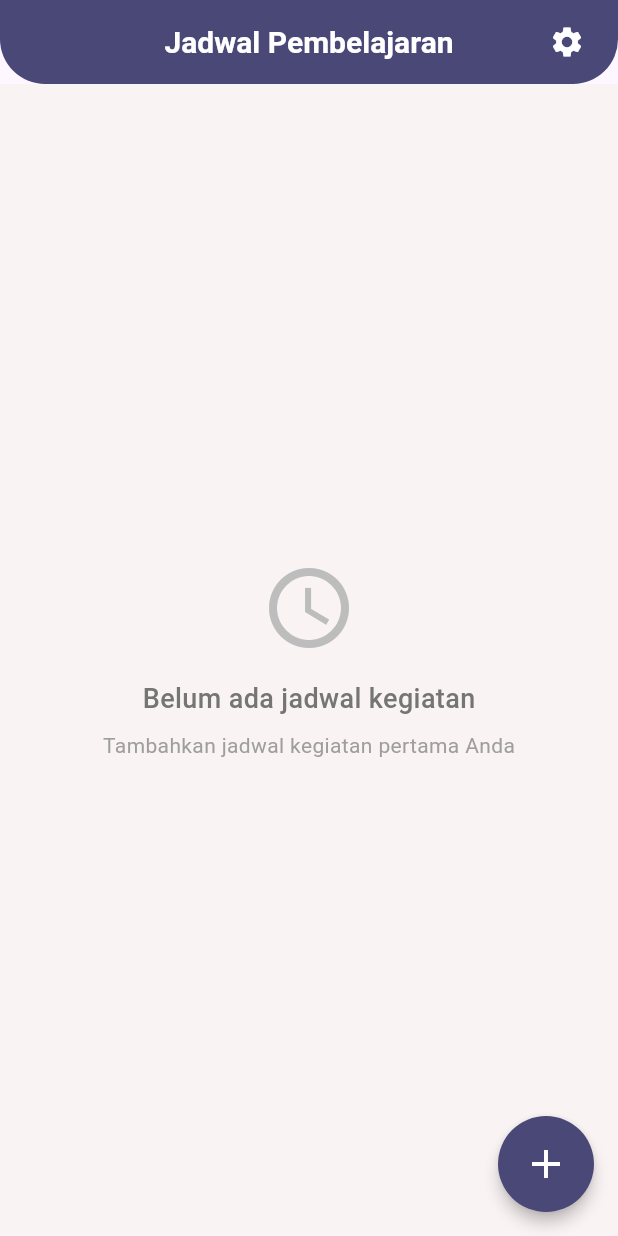
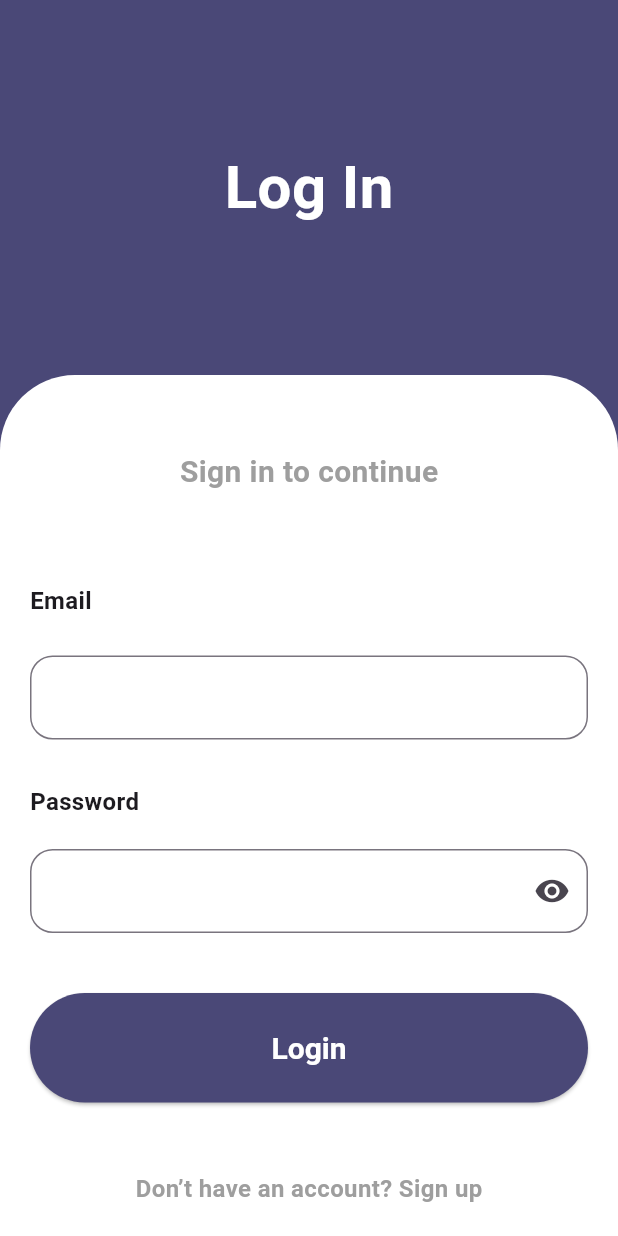
Before and after one commit to kyovalskye/Project_3_Pak_Yustiawan, a Flutter app: the screen it shows after launch, on a phone screen of 412 x 824 dp. Run offline on Flutter 3.47's test engine with Material 3 defaults, Android fonts, the phone set to English and light mode, and no system bars; our stand-ins replace flutter_dotenv, supabase_flutter; accounts and stored records are empty.

Commit message:
feat:l adding sign up and login page by (melati)

```diff
--- /dev/null
+++ b/lib/login.dart
@@ -0,0 +1,173 @@
+import 'package:flutter/material.dart';
+import 'package:flutter_project3/sign_up.dart';
+
+// Halaman Login
+class Login extends StatefulWidget {
+  const Login({super.key});
+
+  @override
+  State<Login> createState() => _LoginState();
+}
+
+class _LoginState extends State<Login> {
+  final TextEditingController _emailController = TextEditingController();
+  final TextEditingController _passwordController = TextEditingController();
+
+  bool _obscureText = true;
+
+  @override
+  Widget build(BuildContext context) {
+    return Scaffold(
+      backgroundColor: const Color(0xFF4A4877),
+      body: Column(
+        children: [
+          // Bagian biru header
+          Container(
+            height: 250,
+            width: double.infinity,
+            alignment: Alignment.center,
+            child: const Text(
+              "Log In",
+              style: TextStyle(
+                color: Colors.white,
+                fontSize: 40,
+                fontWeight: FontWeight.bold,
+              ),
+            ),
+          ),
+
+          // Bagian putih form
+          Expanded(
+            child: Container(
+              width: double.infinity,
+              decoration: const BoxDecoration(
+                color: Colors.white,
+                borderRadius: BorderRadius.only(
+                  topLeft: Radius.circular(50),
+                  topRight: Radius.circular(50),
+                ),
+              ),
+              child: Padding(
+                padding: const EdgeInsets.only(right: 20, left: 20, top: 50),
+                child: Column(
+                  crossAxisAlignment: CrossAxisAlignment.stretch,
+                  children: [
+                    const Align(
+                      alignment: Alignment.center,
+                      child: Text(
+                        'Sign in to continue',
+                        style: TextStyle(
+                          fontSize: 20,
+                          fontWeight: FontWeight.bold,
+                          color: Colors.grey,
+                        ),
+                      ),
+                    ),
+                    const SizedBox(height: 60),
+
+                    // Email
+                    const Text(
+                      'Email',
+                      style:
+                          TextStyle(fontSize: 16, fontWeight: FontWeight.bold),
+                    ),
+                    const SizedBox(height: 25),
+                    TextField(
+                      controller: _emailController,
+                      decoration: InputDecoration(
+                        border: OutlineInputBorder(
+                          borderRadius: BorderRadius.circular(15.0),
+                        ),
+                      ),
+                    ),
+                    const SizedBox(height: 30),
+
+                    // Password
+                    const Text(
+                      'Password',
+                      style:
+                          TextStyle(fontSize: 16, fontWeight: FontWeight.bold),
+                    ),
+                    const SizedBox(height: 20),
+                    TextField(
+                      controller: _passwordController,
+                      obscureText: _obscureText,
+                      decoration: InputDecoration(
+                        border: OutlineInputBorder(
+                          borderRadius: BorderRadius.circular(15.0),
+                        ),
+                        suffixIcon: IconButton(
+                          icon: Icon(
+                            _obscureText
+                                ? Icons.visibility
+                                : Icons.visibility_off,
+                          ),
+                          onPressed: () {
+                            setState(() {
+                              _obscureText = !_obscureText;
+                            });
+                          },
+                        ),
+                      ),
+                    ),
+                    const SizedBox(height: 40),
+
+                    // Tombol Login
+                    ElevatedButton(
+                      onPressed: () {
+                        // Fungsi login nanti
+                      },
+                      style: ElevatedButton.styleFrom(
+                        backgroundColor: const Color(0xFF4A4877),
+                        padding: const EdgeInsets.symmetric(
+                          horizontal: 100,
+                          vertical: 25,
+                        ),
+                        textStyle: const TextStyle(fontSize: 20),
+                      ),
+                      child: const Text(
+                        'Login',
+                        style: TextStyle(
+                          fontSize: 20,
+                          fontWeight: FontWeight.bold,
+                          color: Colors.white,
+                        ),
+                      ),
+                    ),
+
+                    const Spacer(), // Dorong teks ke bawah
+
+                    // Teks di bawah
+                    Padding(
+                      padding: const EdgeInsets.only(bottom: 20),
+                      child: GestureDetector(
+                        onTap: () {
+                          Navigator.push(
+                            context,
+                            MaterialPageRoute(
+                              builder: (context) => const SignUp(),
+                            ),
+                          );
+                        },
+                        child: const Center(
+                          child: Text(
+                            "Don’t have an account? Sign up",
+                            style: TextStyle(
+                              fontSize: 16,
+                              color: Colors.grey,
+                              fontWeight: FontWeight.bold,
+                            ),
+                          ),
+                        ),
+                      ),
+                    ),
+                  ],
+                ),
+              ),
+            ),
+          ),
+        ],
+      ),
+    );
+  }
+}
```
Also changed, not shown: lib/main.dart (+15 -1 lines), lib/sign_up.dart (added, +164 -0 lines).
